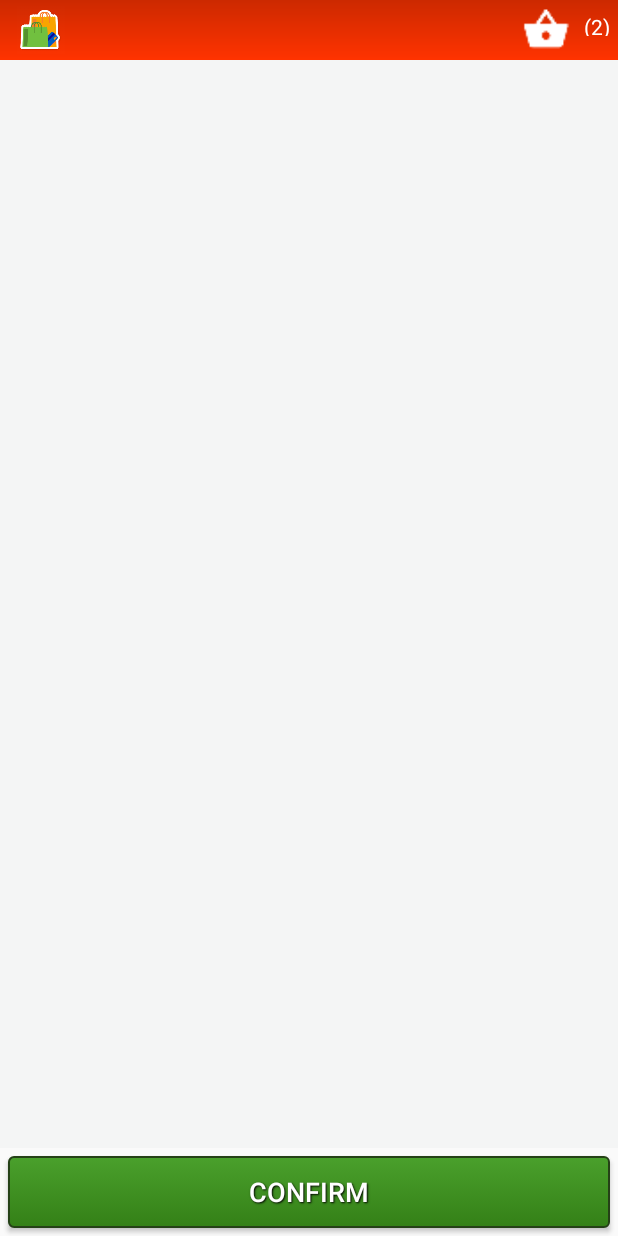
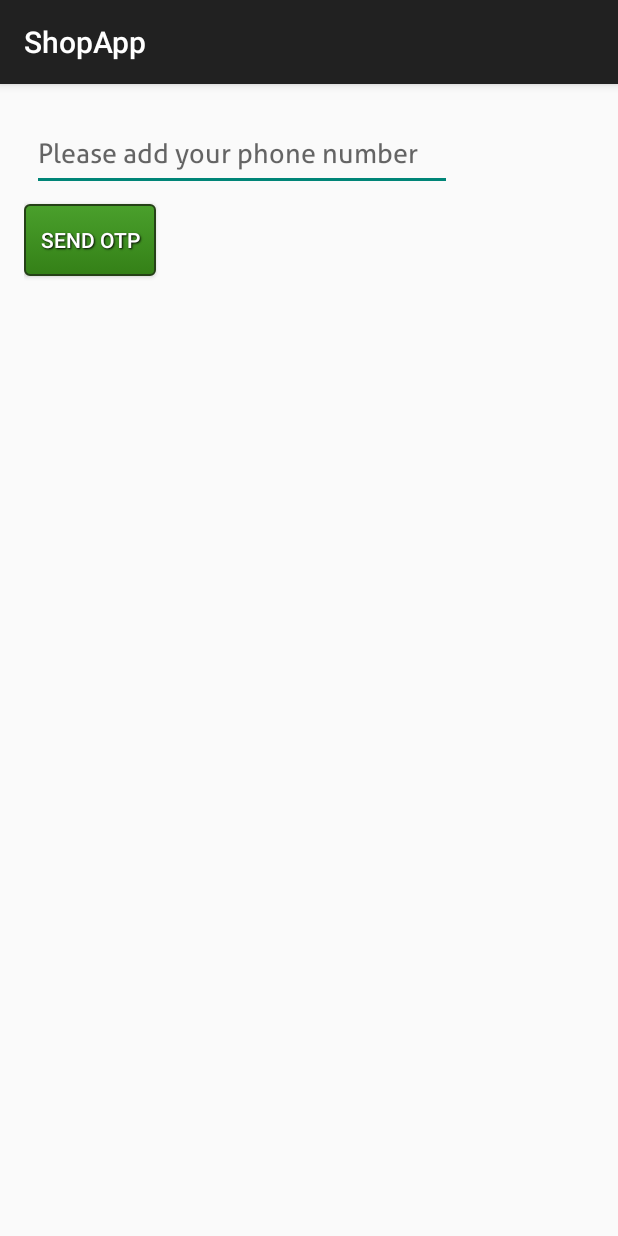
Before and after one commit to Abhishek9x9/ShopApp, an Android app: the CartActivity screen opened directly, with no data from a screen before it, after a tap on "CHECKOUT", on a phone screen of 412 x 824 dp. Run offline under Robolectric (Android 15) with nearby library versions, the phone set to English and light mode, and no system bars; Roboto replaces fonts that are not available here; 5 statements that could not run were skipped.

```diff
--- a/app/src/main/AndroidManifest.xml
+++ b/app/src/main/AndroidManifest.xml
@@ -17,6 +17,8 @@
     <uses-permission android:name="android.permission.CHANGE_WIFI_STATE" />
     <uses-permission android:name="android.permission.WRITE_SETTINGSs" />
     <uses-permission android:name="android.permission.READ_LOGS" />
+    <uses-permission android:name="android.permission.READ_SMS"/>
+    <uses-permission android:name="android.permission.SEND_SMS"/>
 
     <application
         android:name=".ShopApplication"
@@ -70,6 +72,8 @@
                 android:name="android.support.PARENT_ACTIVITY"
                 android:value="com.example.abhishekshukla.shopapp.CartActivity" />
         </activity>
+        <activity android:name=".auth.RegistrationActivity" >
+        </activity>
     </application>
 
 </manifest>
--- a/app/src/main/java/com/example/abhishekshukla/shopapp/CartActivity.java
+++ b/app/src/main/java/com/example/abhishekshukla/shopapp/CartActivity.java
@@ -35,6 +35,7 @@ package com.example.abhishekshukla.shopapp;
 
  import com.example.abhishekshukla.shopapp.adapter.GoogleCardsAdapter;
 
+ import com.example.abhishekshukla.shopapp.auth.RegistrationActivity;
  import com.example.abhishekshukla.shopapp.carousel.CartDetailCarouselAcitivity;
  import com.example.abhishekshukla.shopapp.dto.CartItem;
  import com.example.abhishekshukla.shopapp.review.CartReviewActivity;
@@ -94,7 +95,7 @@ public class CartActivity extends Activity implements OnDismissCallback {
 //                Intent intent = new Intent(v.getContext(), AddressActivity.class);
 //                v.getContext().startActivity(intent);
                 Toast.makeText(v.getContext(), "Checkout is clicked", Toast.LENGTH_SHORT).show();
-                Intent intent = new Intent(v.getContext(), CartReviewActivity.class);
+                Intent intent = new Intent(v.getContext(), RegistrationActivity.class);
                 v.getContext().startActivity(intent);
             }
         });
--- a/app/src/main/java/com/example/abhishekshukla/shopapp/ItemDetailActivity.java
+++ b/app/src/main/java/com/example/abhishekshukla/shopapp/ItemDetailActivity.java
@@ -142,7 +142,5 @@ public class ItemDetailActivity  extends Activity {
 
     @TargetApi(Build.VERSION_CODES.LOLLIPOP)
     private void setupWindowAnimations() {
-        Transition transition = TransitionInflater.from(this).inflateTransition(R.transition.explode);
-        getWindow().setEnterTransition(transition);
     }
 }
--- a/app/src/main/java/com/example/abhishekshukla/shopapp/SearchActivity.java
+++ b/app/src/main/java/com/example/abhishekshukla/shopapp/SearchActivity.java
@@ -145,8 +145,7 @@ public class SearchActivity extends Activity {
 
     @TargetApi(Build.VERSION_CODES.LOLLIPOP)
     private void setupWindowAnimations() {
-        Transition transition = TransitionInflater.from(this).inflateTransition(R.transition.explode);
-        getWindow().setExitTransition(transition);
+
     }
 
 }
--- /dev/null
+++ b/app/src/main/java/com/example/abhishekshukla/shopapp/auth/RegistrationActivity.java
@@ -0,0 +1,67 @@
+package com.example.abhishekshukla.shopapp.auth;
+
+import android.content.Context;
+import android.support.v7.app.AppCompatActivity;
+import android.os.Bundle;
+import android.text.Editable;
+import android.text.TextWatcher;
+import android.util.TypedValue;
+import android.view.View;
+import android.view.ViewGroup;
+import android.widget.Button;
+import android.widget.EditText;
+
+import com.example.abhishekshukla.shopapp.R;
+import com.example.abhishekshukla.shopapp.view.CustomEditTextView;
+
+public class RegistrationActivity extends AppCompatActivity {
+
+    private SMSHandler smsHandler = new SMSHandler();
+    @Override
+    protected void onCreate(Bundle savedInstanceState) {
+        super.onCreate(savedInstanceState);
+        setContentView(R.layout.activity_registration);
+
+        final Button buttonView = (Button)findViewById(R.id.otp);
+        buttonView.addTextChangedListener(new TextWatcher() {
+            @Override
+            public void beforeTextChanged(CharSequence s, int start, int count, int after) {
+
+            }
+
+            @Override
+            public void onTextChanged(CharSequence s, int start, int before, int count) {
+                if (s.length() == 0) {
+                    // No entered text so will show hint
+                    buttonView.setTextSize(TypedValue.COMPLEX_UNIT_SP, 12);
+                } else {
+                    buttonView.setTextSize(TypedValue.COMPLEX_UNIT_SP, 16);
+                }
+            }
+
+            @Override
+            public void afterTextChanged(Editable s) {
+
+            }
+        });
+        buttonView.setOnClickListener(new View.OnClickListener() {
+            public void onClick(View view) {
+                Context context = getApplicationContext();
+                EditText editTextView = (EditText) findViewById(R.id.phone_no);
+                final String phoneNo = editTextView.getText().toString();
+                smsHandler.sendSMSMessage(context, phoneNo, "OTP is:" + smsHandler.generatePIN());
+                try {
+                    Thread.sleep(6000);
+                }catch (Exception e){
+
+                }
+                String otpReceived = smsHandler.readSMS(context);
+                EditText receivedOTPView= (EditText)findViewById(R.id.otp_received);
+                receivedOTPView.setText(otpReceived);
+                receivedOTPView.setVisibility(View.VISIBLE);
+            }
+        });
+
+
+    }
+}
--- /dev/null
+++ b/app/src/main/java/com/example/abhishekshukla/shopapp/view/CustomEditTextView.java
@@ -0,0 +1,36 @@
+package com.example.abhishekshukla.shopapp.view;
+
+import android.content.Context;
+import android.graphics.Typeface;
+import android.util.AttributeSet;
+import android.widget.EditText;
+import android.widget.TextView;
+
+/**
+ * Created by nishantgupta on 16/10/15.
+ */
+public class CustomEditTextView extends EditText {
+
+    private static Typeface tf ;
+    public CustomEditTextView(Context context, AttributeSet attrs, int defStyle) {
+        super(context, attrs, defStyle);
+        init();
+    }
+
+    public CustomEditTextView(Context context, AttributeSet attrs) {
+        super(context, attrs);
+        init();
+    }
+
+    public CustomEditTextView(Context context) {
+        super(context);
+        init();
+    }
+
+    private void init() {
+        if(tf == null){
+            tf = Typeface.createFromAsset(getContext().getAssets(), "fonts/Aller_Rg.ttf");
+        }
+        setTypeface(tf);
+    }
+}
--- /dev/null
+++ b/app/src/main/res/layout/activity_registration.xml
@@ -0,0 +1,44 @@
+<?xml version="1.0" encoding="utf-8"?>
+<LinearLayout xmlns:android="http://schemas.android.com/apk/res/android"
+    xmlns:tools="http://schemas.android.com/tools" android:layout_width="match_parent"
+    android:layout_height="match_parent" android:paddingLeft="@dimen/activity_horizontal_margin"
+    android:paddingRight="@dimen/activity_horizontal_margin"
+    android:paddingTop="@dimen/activity_vertical_margin"
+    android:paddingBottom="@dimen/activity_vertical_margin"
+    android:orientation="vertical"
+    tools:context="com.example.abhishekshukla.shopapp.auth.RegistrationActivity">
+    <com.example.abhishekshukla.shopapp.view.CustomEditTextView
+        android:id="@+id/phone_no"
+        android:layout_width="280dp"
+        android:layout_height="50dp"
+        android:layout_margin="5dp"
+        android:inputType="number"
+        android:maxLength="10"
+        android:textSize="18dp"
+        android:hint="Please add your phone number" />
+
+    <Button
+        android:id="@+id/otp"
+        android:layout_width="wrap_content"
+        android:layout_height="wrap_content"
+        android:layout_marginTop="@dimen/padding_extra_small"
+        android:background="@drawable/nice_button"
+        android:shadowColor="@android:color/black"
+        android:shadowDx="1"
+        android:shadowDy="1"
+        android:shadowRadius="1"
+        android:text="Send OTP"
+        android:textColor="@android:color/white"
+        android:textSize="14sp" />
+
+    <com.example.abhishekshukla.shopapp.view.CustomEditTextView
+        android:id="@+id/otp_received"
+        android:layout_width="80dp"
+        android:layout_height="50dp"
+        android:layout_margin="5dp"
+        android:inputType="number"
+        android:maxLength="4"
+        android:textSize="18dp"
+        android:visibility="invisible"
+        android:hint="OTP"/>
+</LinearLayout>
```
Also changed, not shown: app/src/main/java/com/example/abhishekshukla/shopapp/auth/SMSHandler.java (added, +68 -0 lines).
